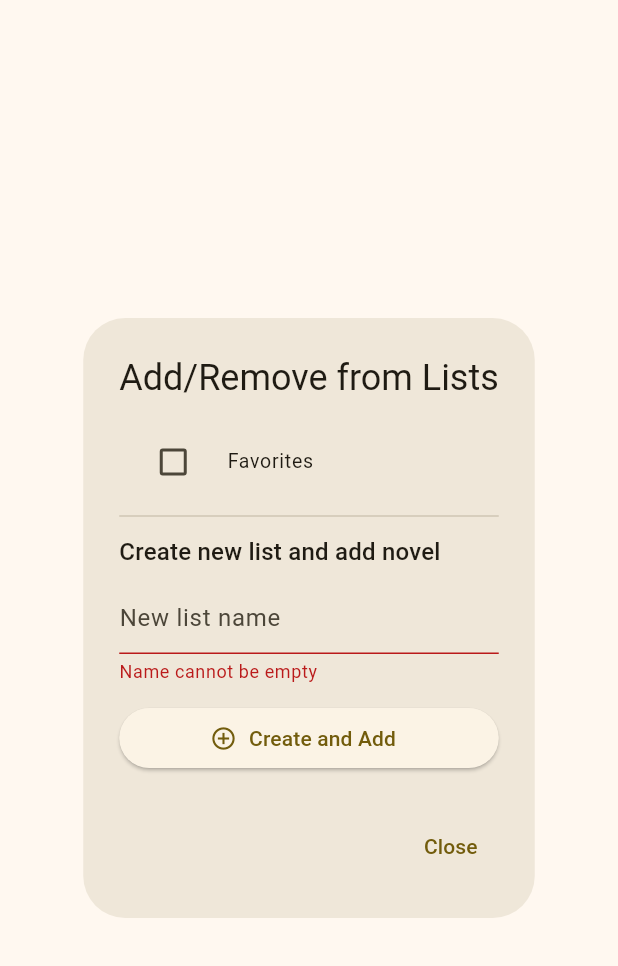
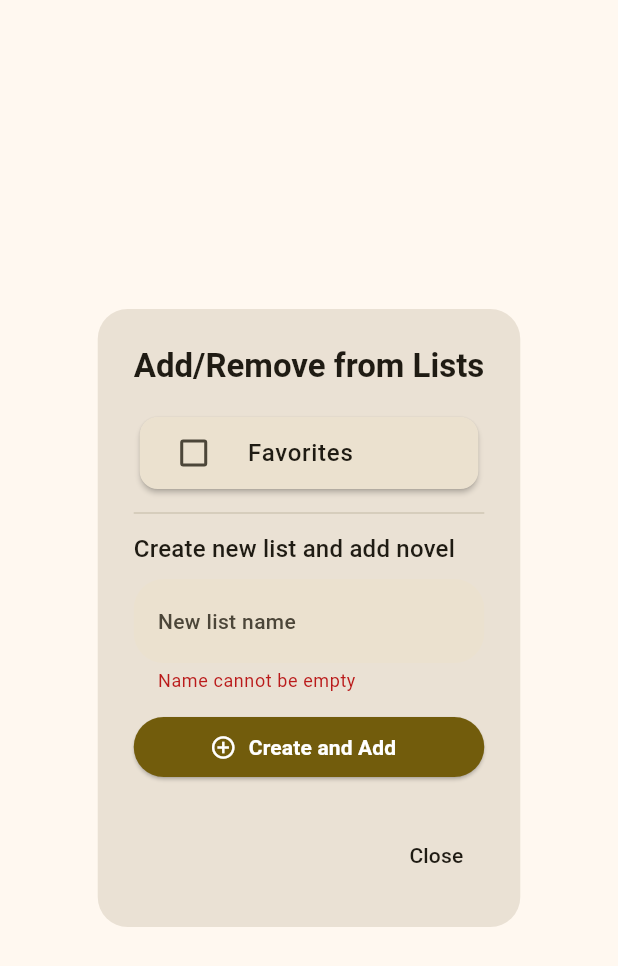
Before and after one commit to Luiz-eduardp/akashic_records, a Flutter app: the FavoriteListDialog widget shown alone on an empty page, opened directly with empty values, after a tap on "Create and Add", on a phone screen of 412 x 824 dp. Shown: the top 966 px of the screen. Run offline on Flutter 3.47's test engine with Material 3 defaults, Android fonts, the phone set to English and light mode, and no system bars; our stand-ins replace battery_plus, cached_network_image, file_picker, flutter_advanced_drawer, flutter_html, flutter_markdown and 9 more; missing offline and left inert: epubx, flutter_code_editor, highlight, jsf, traffic_stats; accounts and stored records are empty; network calls fail.

Commit message:
refactor(widgets): improve favorite list dialog
- Removed unnecessary mounted checks.
- Improved SnackBar styling and behavior.
- Added error handling improvements.
- Enhanced UI with better theming.
- Improved form input and button styling.

```diff
--- a/lib/widgets/favorite_list_dialog.dart
+++ b/lib/widgets/favorite_list_dialog.dart
@@ -31,11 +31,9 @@ class _FavoriteListDialogState extends State<FavoriteListDialog> {
     }
 
     final listName = _newListController.text.trim();
-    if (mounted) {
     setState(() {
       _newListErrorText = null;
     });
-    }
 
     try {
       await appState.addFavoriteList(listName);
@@ -54,7 +52,6 @@ class _FavoriteListDialogState extends State<FavoriteListDialog> {
       }
 
       _newListController.clear();
-      if (mounted) {
       ScaffoldMessenger.of(context).showSnackBar(
         SnackBar(
           content: Text(
@@ -63,24 +60,25 @@ class _FavoriteListDialogState extends State<FavoriteListDialog> {
                 listName +
                 ' ' +
                 'criada e novel adicionada'.translate,
+            style: TextStyle(color: Theme.of(context).colorScheme.onPrimary),
           ),
-            duration: const Duration(seconds: 2),
+          backgroundColor: Theme.of(context).colorScheme.primary,
+          shape: RoundedRectangleBorder(
+            borderRadius: BorderRadius.circular(10),
+          ),
+          behavior: SnackBarBehavior.floating,
+          margin: EdgeInsets.all(10),
         ),
       );
-      }
     } on Exception catch (e) {
-      if (mounted) {
       setState(() {
         _newListErrorText = e.toString();
       });
-      }
     } catch (e) {
-      if (mounted) {
       setState(() {
         _newListErrorText =
             'Erro desconhecido ao criar lista:'.translate + e.toString();
       });
-      }
     }
   }
 
@@ -97,7 +95,6 @@ class _FavoriteListDialogState extends State<FavoriteListDialog> {
       }
     } catch (e) {
       debugPrint("Error toggling novel in list ${list.name}: $e");
-      if (mounted) {
       ScaffoldMessenger.of(context).showSnackBar(
         SnackBar(
           content: Text('Erro ao atualizar lista'.translate + list.name),
@@ -106,30 +103,56 @@ class _FavoriteListDialogState extends State<FavoriteListDialog> {
       );
     }
   }
-  }
 
   @override
   Widget build(BuildContext context) {
+    final theme = Theme.of(context);
+    final colorScheme = theme.colorScheme;
     final appState = context.watch<AppState>();
-    final theme = Theme.of(context);
 
     final currentListIds = appState.getListsContainingNovel(widget.novel);
 
     return AlertDialog(
-      title: Text("Adicionar/Remover das Listas".translate),
+      backgroundColor: colorScheme.surfaceContainerHighest,
+      surfaceTintColor: Colors.transparent,
+      shape: RoundedRectangleBorder(borderRadius: BorderRadius.circular(20)),
+      title: Text(
+        "Adicionar/Remover das Listas".translate,
+        style: theme.textTheme.titleLarge?.copyWith(
+          fontWeight: FontWeight.w600,
+          color: colorScheme.onSurface,
+        ),
+      ),
       content: SingleChildScrollView(
         child: ListBody(
           children: <Widget>[
             if (appState.favoriteLists.isEmpty)
               Padding(
                 padding: const EdgeInsets.symmetric(vertical: 16.0),
-                child: Text("Nenhuma lista criada ainda.".translate),
+                child: Text(
+                  "Nenhuma lista criada ainda.".translate,
+                  style: theme.textTheme.bodyMedium?.copyWith(
+                    fontWeight: FontWeight.w500,
+                  ),
+                ),
               )
             else
               ...appState.favoriteLists.map((list) {
                 final bool isChecked = currentListIds.contains(list.id);
-                return CheckboxListTile(
-                  title: Text(list.name),
+                return Card(
+                  color: colorScheme.surfaceVariant,
+                  elevation: 1.5,
+                  shape: RoundedRectangleBorder(
+                    borderRadius: BorderRadius.circular(12),
+                  ),
+                  child: CheckboxListTile(
+                    title: Text(
+                      list.name,
+                      style: theme.textTheme.bodyLarge?.copyWith(
+                        fontWeight: FontWeight.w500,
+                        color: colorScheme.onSurface,
+                      ),
+                    ),
                     value: isChecked,
                     onChanged: (bool? value) {
                       if (value != null) {
@@ -137,25 +160,42 @@ class _FavoriteListDialogState extends State<FavoriteListDialog> {
                       }
                     },
                     controlAffinity: ListTileControlAffinity.leading,
-                  activeColor: theme.colorScheme.primary,
+                    activeColor: colorScheme.primary,
                     dense: true,
+                  ),
                 );
               }),
-
             const Divider(height: 24.0),
             Padding(
               padding: const EdgeInsets.only(bottom: 8.0),
               child: Text(
                 "Criar nova lista e adicionar novel".translate,
-                style: theme.textTheme.titleMedium,
+                style: theme.textTheme.titleMedium?.copyWith(
+                  fontWeight: FontWeight.w500,
+                  color: colorScheme.onSurface,
+                ),
               ),
             ),
             Form(
               key: _formKey,
               child: TextFormField(
                 controller: _newListController,
+                style: theme.textTheme.bodyLarge?.copyWith(
+                  color: colorScheme.onSurface,
+                  fontWeight: FontWeight.w500,
+                ),
                 decoration: InputDecoration(
-                  hintText: "Nome da nova lista".translate,
+                  labelText: "Nome da nova lista".translate,
+                  labelStyle: theme.textTheme.bodyMedium?.copyWith(
+                    color: colorScheme.onSurfaceVariant,
+                    fontWeight: FontWeight.w500,
+                  ),
+                  border: OutlineInputBorder(
+                    borderRadius: BorderRadius.circular(20),
+                    borderSide: BorderSide.none,
+                  ),
+                  filled: true,
+                  fillColor: colorScheme.surfaceVariant,
                 ),
                 validator: (value) {
                   if (value == null || value.trim().isEmpty) {
@@ -178,8 +218,8 @@ class _FavoriteListDialogState extends State<FavoriteListDialog> {
                 child: Text(
                   _newListErrorText!,
                   style: TextStyle(
-                    color: theme.colorScheme.error,
-                    fontSize: 12,
+                    color: colorScheme.error,
+                    fontWeight: FontWeight.w500,
                   ),
                 ),
               ),
@@ -188,13 +228,26 @@ class _FavoriteListDialogState extends State<FavoriteListDialog> {
               icon: const Icon(Icons.add_circle_outline),
               label: Text("Criar e Adicionar".translate),
               onPressed: () => _addNewListAndAssignNovel(appState),
+              style: ElevatedButton.styleFrom(
+                backgroundColor: colorScheme.primary,
+                foregroundColor: colorScheme.onPrimary,
+                textStyle: theme.textTheme.labelLarge?.copyWith(
+                  fontWeight: FontWeight.w600,
+                ),
+                shape: RoundedRectangleBorder(
+                  borderRadius: BorderRadius.circular(20),
+                ),
+              ),
             ),
           ],
         ),
       ),
       actions: <Widget>[
         TextButton(
-          child: Text("Fechar".translate),
+          child: Text(
+            "Fechar".translate,
+            style: TextStyle(color: colorScheme.onSurface),
+          ),
           onPressed: () {
             Navigator.of(context).pop();
           },
```
Lines whose indentation alone changed are shown as unchanged.
